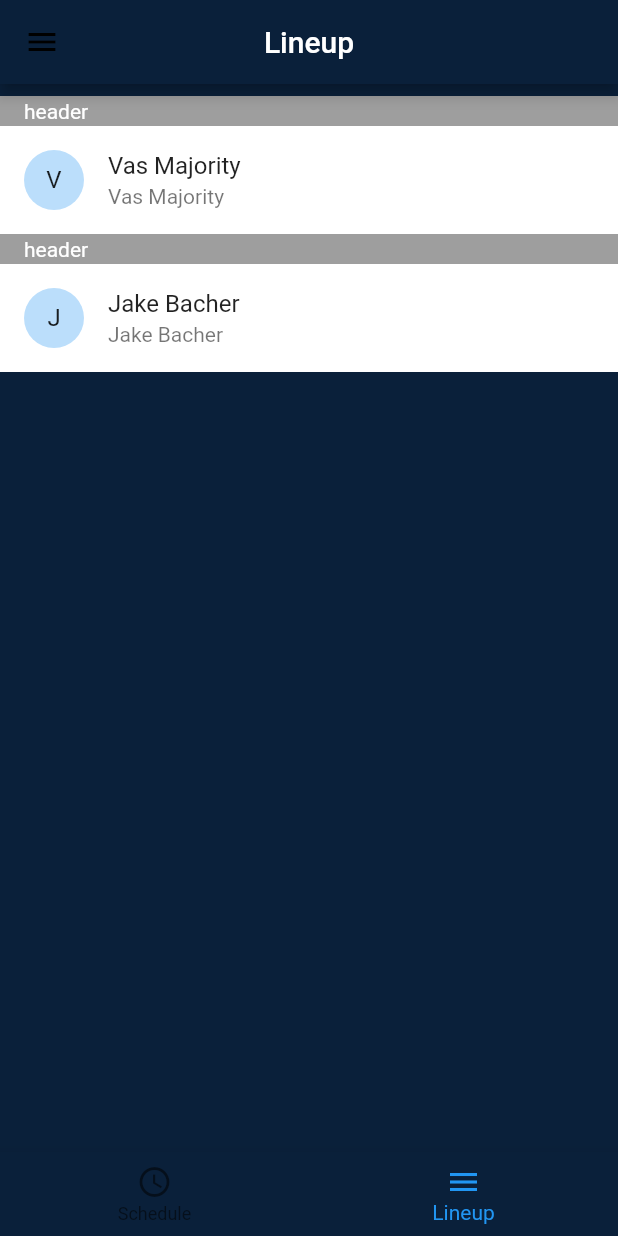
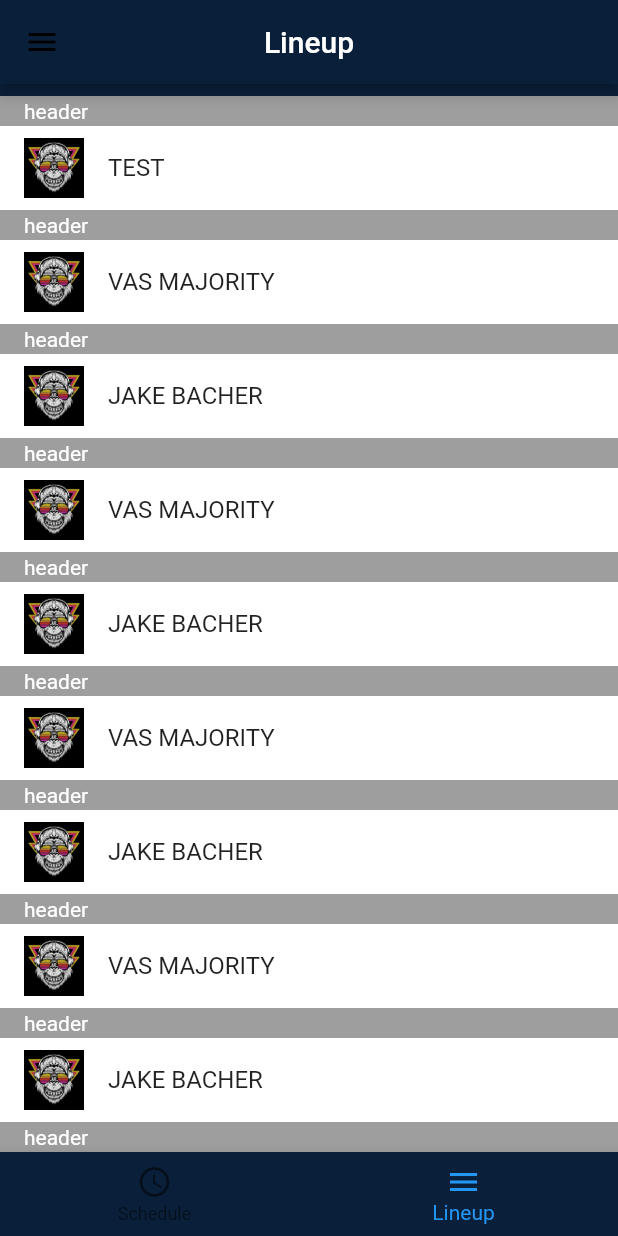
Before and after one commit to jbacher/bigfootelectro-app, a Flutter app: the LineupScreen screen opened by its route, item 2 of the bottom bar chosen, on a phone screen of 412 x 824 dp. Run offline on Flutter 3.47's test engine with Material 2 defaults, Android fonts, the light colour scheme and no system bars; drawn by our look-alikes of sticky_headers; our stand-ins replace photo_view.

```diff
--- a/lib/main.dart
+++ b/lib/main.dart
@@ -23,7 +23,7 @@ class App extends StatelessWidget {
         "/lineup": (context) => LineupScreen(),
         "/myschedule": (context) => MainScaffold("MY SCHEDULE", myScheduleScreen()),
         "/info": (context) => MainScaffold("INFO & FAQ", infoScreen()), //maybe call this info?
-        "/map": (context) => MainScaffold("HOME", mapScreen()),
+        "/map": (context) => MainScaffold("MAP", mapScreen()),
         "/announcements": (context) => MainScaffold("ANNOUNCEMENTS", notificationScreen())
       },
     );
--- a/lib/screens/lineup/lineup_screen.dart
+++ b/lib/screens/lineup/lineup_screen.dart
@@ -3,6 +3,7 @@ import 'package:bigfoot_electro/widgets/bfe_drawer.dart';
 import 'package:flutter/material.dart';
 import 'package:photo_view/photo_view.dart';
 import 'package:sticky_headers/sticky_headers.dart';
+import 'package:bigfoot_electro/models/artist.dart';
 
 Widget placeholderWidget(Color color) {
    return Container(
@@ -10,18 +11,12 @@ Widget placeholderWidget(Color color) {
    );
 }
 
-class Artist {
-  final String name;
-  const Artist({this.name});
-  //will have time at some point, and an image perhaps?
-}
-
 class _ArtistListItem extends ListTile {
   _ArtistListItem(Artist artist)
     : super(
-      title: new Text(artist.name),
-      subtitle: new Text(artist.name),
-      leading: new CircleAvatar(child: new Text(artist.name[0])));
+      title: new Text(artist.name.toUpperCase()),
+      leading: CircleAvatar(child: Image.asset('assets/images/gorilla_face_graphic.png')));
+      // leading: new CircleAvatar(child: new Text(artist.name[0])));
 }
 
 class LineupScreen extends StatefulWidget {
@@ -32,6 +27,17 @@ class LineupScreen extends StatefulWidget {
 }
 
   List artistsList = <Artist> [
+    Artist(name: "test"),
+    Artist(name: "Vas Majority"),
+    Artist(name: "Jake Bacher"),
+    Artist(name: "Vas Majority"),
+    Artist(name: "Jake Bacher"),
+    Artist(name: "Vas Majority"),
+    Artist(name: "Jake Bacher"),
+    Artist(name: "Vas Majority"),
+    Artist(name: "Jake Bacher"),
+    Artist(name: "Vas Majority"),
+    Artist(name: "Jake Bacher"),
     Artist(name: "Vas Majority"),
     Artist(name: "Jake Bacher")
   ];
```
Also changed, not shown: lib/models/artist.dart (+18 -0 lines), lib/models/info.dart (added, +65 -0 lines), lib/screens/lineup/artist_focus_screen.dart (added, +18 -0 lines).
